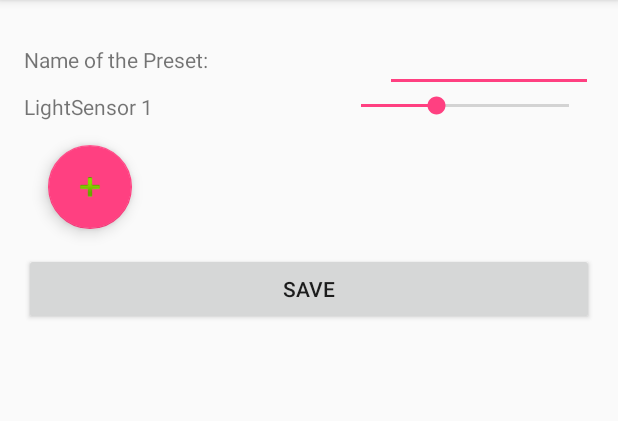
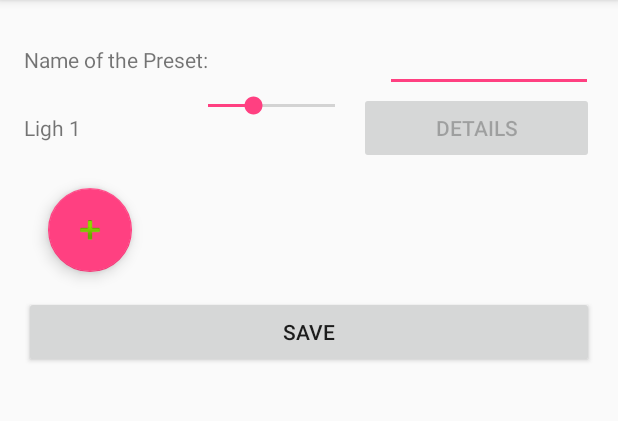
Before and after one commit to patrickm90/hci, an Android app: the AdminPresetCreation screen opened directly, with no data from a screen before it, after a tap on an icon or button, on a phone screen of 412 x 824 dp, the part 84-505 px from its top. Run offline under Robolectric (Android 15) with nearby library versions, the phone set to English and light mode, and no system bars.

Commit message:
patrick: design changes

```diff
--- a/LabOfThings/app/src/main/java/at/ac/univie/labofthings/activity/admin/AdminPresetCreation.java
+++ b/LabOfThings/app/src/main/java/at/ac/univie/labofthings/activity/admin/AdminPresetCreation.java
@@ -6,6 +6,7 @@ import android.support.design.widget.FloatingActionButton;
 import android.support.v7.app.AppCompatActivity;
 import android.os.Bundle;
 import android.view.View;
+import android.widget.Button;
 import android.widget.EditText;
 import android.widget.ListView;
 import android.widget.SeekBar;
@@ -66,21 +67,33 @@ public class AdminPresetCreation extends AppCompatActivity {
     }
     protected void addSensor()
     {
+        if(count > 100)
+            count = 0;
+
         InteractionObject interactionObject = PresetQuery.generateRandomInterActionObject(count);
         count++;
 
         TableLayout sensorTable = (TableLayout)findViewById(R.id.tbl_sensorTable);
         TableRow sensorRow = new TableRow(this);
         TextView sensorNameLabel = new TextView(this);
-        sensorNameLabel.setText(interactionObject.getClass().getSimpleName() + " " + count);
+        sensorNameLabel.setText(interactionObject.getClass().getSimpleName().substring(0,4) + " " + count);
 
         SeekBar slider = new SeekBar(this);
         slider.setProgress(new Random().nextInt(100));
 
+        Button btnEdit = new Button(this);
+        btnEdit.setText("Details");
+        btnEdit.setEnabled(false);
+        btnEdit.setWidth(50);
+        btnEdit.setMaxWidth(50);
+
         sensorRow.addView(sensorNameLabel);
         sensorRow.addView(slider);
+        sensorRow.addView(btnEdit);
 
         sensorTable.addView(sensorRow);
+
+
     }
     protected void btn_save_onClick(View v)
     {
--- a/LabOfThings/app/src/main/res/layout/activity_admin_preset_creation.xml
+++ b/LabOfThings/app/src/main/res/layout/activity_admin_preset_creation.xml
@@ -25,7 +25,7 @@
         android:layout_width="fill_parent"
         android:layout_height="wrap_content"
         android:layout_below="@id/tbl_presetTable"
-        android:stretchColumns="0,1"
+        android:stretchColumns="0,1,2"
         android:id="@+id/tbl_sensorTable">
     </TableLayout>
 
```
Also changed, not shown: LabOfThings/app/src/main/res/layout/activity_admin_main.xml (line endings or trailing spaces).
